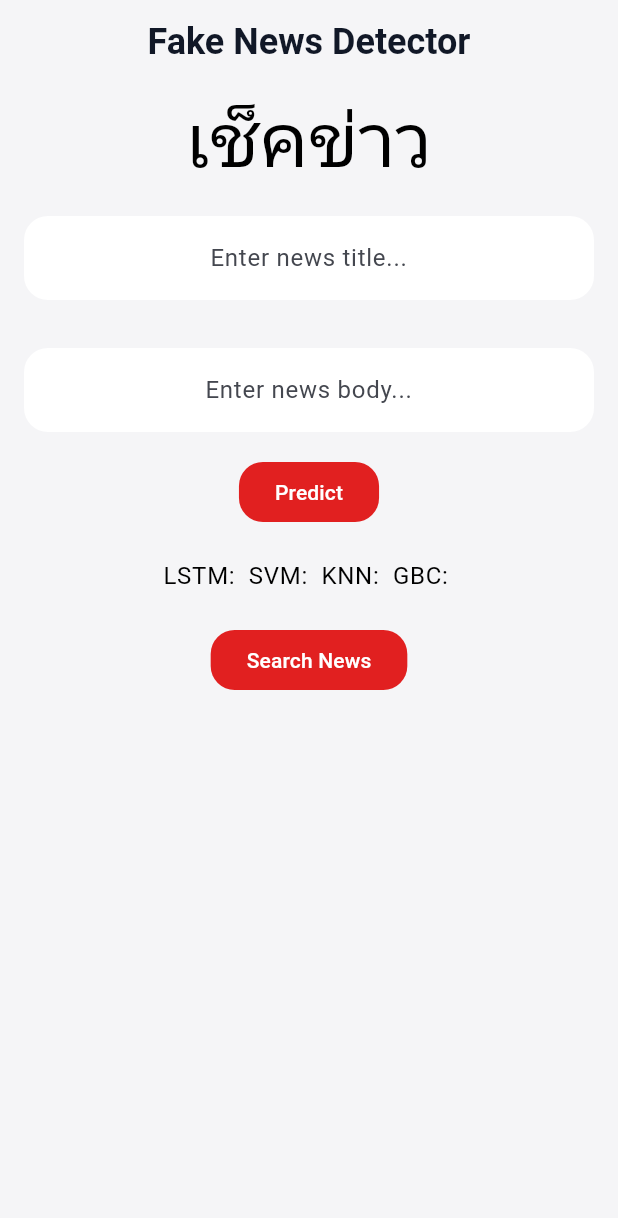
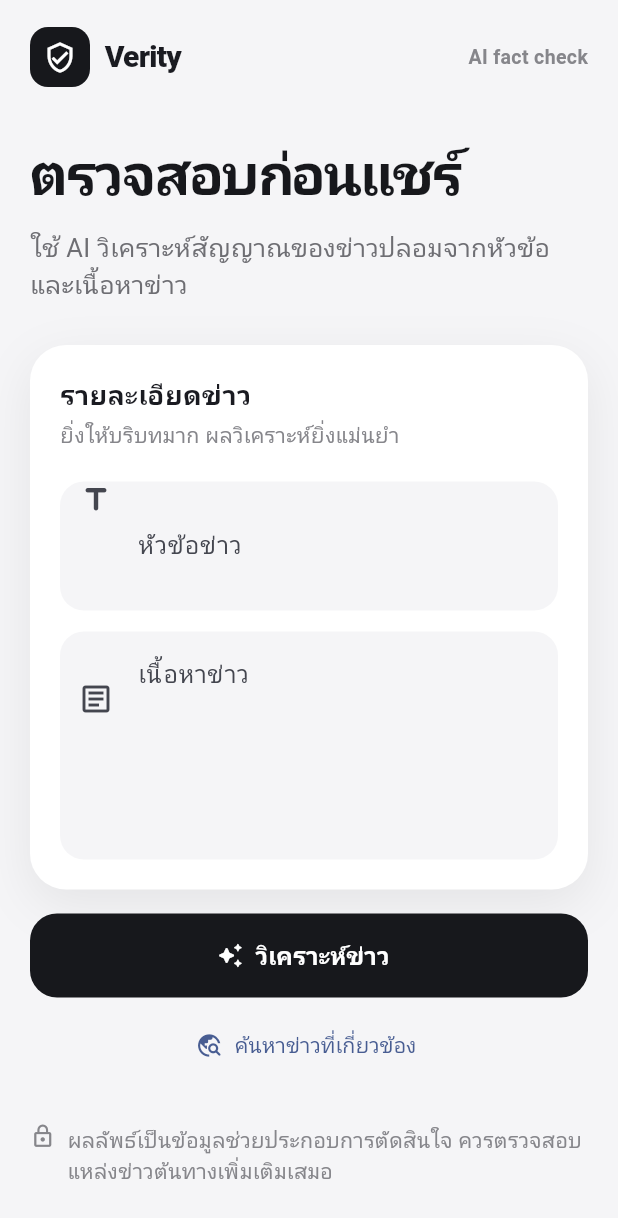
Before and after one commit to ceo561392/app_fakenews, a Flutter app: the screen it shows after launch, on a phone screen of 412 x 824 dp. Shown: the top 1218 px of the screen. Run offline on Flutter 3.47's test engine with Material 3 defaults, Android fonts, the phone set to English and light mode, and no system bars.

Commit message:
Redesign news analysis interface

```diff
--- a/lib/main.dart
+++ b/lib/main.dart
@@ -1,280 +1,230 @@
+import 'dart:convert';
+
 import 'package:flutter/material.dart';
 import 'package:http/http.dart' as http;
-import 'dart:convert';
+
 import 'page_news.dart';
 
-//import 'News.dart';
-void main() {
-  runApp(MyApp());
+void main() => runApp(const FakeNewsApp());
+
+class FakeNewsApp extends StatelessWidget {
+  const FakeNewsApp({super.key});
+
+  @override
+  Widget build(BuildContext context) => MaterialApp(
+        debugShowCheckedModeBanner: false,
+        title: 'Verity',
+        theme: ThemeData(
+          useMaterial3: true,
+          colorScheme: ColorScheme.fromSeed(
+            seedColor: const Color(0xFF17181C),
+            brightness: Brightness.light,
+          ),
+          scaffoldBackgroundColor: const Color(0xFFF5F5F7),
+        ),
+        home: const HomePage(),
+      );
 }
 
-class MyApp extends StatelessWidget {
+class HomePage extends StatefulWidget {
+  const HomePage({super.key});
+
+  @override
+  State<HomePage> createState() => _HomePageState();
+}
+
+class _HomePageState extends State<HomePage> {
+  static const _apiHost = '127.0.0.1:8000';
+  final _titleController = TextEditingController();
+  final _bodyController = TextEditingController();
+  final Map<String, String> _results = {};
+  bool _isLoading = false;
+  String? _error;
+
+  @override
+  void dispose() {
+    _titleController.dispose();
+    _bodyController.dispose();
+    super.dispose();
+  }
+
+  Future<String> _predict(String endpoint) async {
+    final uri = Uri.http(_apiHost, endpoint, {
+      'text': _titleController.text.trim(),
+      'body': _bodyController.text.trim(),
+    });
+    final response = await http.get(uri);
+    if (response.statusCode != 200) {
+      throw Exception('ไม่สามารถเชื่อมต่อระบบวิเคราะห์ได้');
+    }
+    final data = jsonDecode(utf8.decode(response.bodyBytes)) as Map<String, dynamic>;
+    return data['sentiment']?.toString() ?? 'ไม่มีผลลัพธ์';
+  }
+
+  Future<void> _analyse() async {
+    if (_titleController.text.trim().isEmpty || _bodyController.text.trim().isEmpty) {
+      setState(() => _error = 'กรุณากรอกทั้งหัวข้อและเนื้อหาข่าว');
+      return;
+    }
+    setState(() {
+      _isLoading = true;
+      _error = null;
+      _results.clear();
+    });
+    try {
+      final values = await Future.wait([
+        _predict('/predict_tb_lstm'),
+        _predict('/predict_tb_svm'),
+        _predict('/predict_tb_knn'),
+        _predict('/predict_tb_gbc'),
+      ]);
+      if (!mounted) return;
+      setState(() => _results.addAll({
+            'LSTM': values[0],
+            'SVM': values[1],
+            'KNN': values[2],
+            'GBC': values[3],
+          }));
+    } catch (_) {
+      if (mounted) {
+        setState(() => _error = 'เชื่อมต่อ API ไม่สำเร็จ กรุณาตรวจว่า FastAPI ทำงานอยู่ที่พอร์ต 8000');
+      }
+    } finally {
+      if (mounted) setState(() => _isLoading = false);
+    }
+  }
+
+  void _searchNews() {
+    if (_titleController.text.trim().isEmpty) {
+      setState(() => _error = 'กรุณากรอกหัวข้อข่าวก่อนค้นหา');
+      return;
+    }
+    Navigator.push(
+      context,
+      MaterialPageRoute(builder: (_) => NewsWidget(text: _titleController.text.trim())),
+    );
+  }
+
+  @override
+  Widget build(BuildContext context) => Scaffold(
+        body: SafeArea(
+          child: Center(
+            child: ConstrainedBox(
+              constraints: const BoxConstraints(maxWidth: 760),
+              child: ListView(
+                padding: const EdgeInsets.fromLTRB(20, 18, 20, 36),
+                children: [
+                  const _BrandBar(),
+                  const SizedBox(height: 30),
+                  const Text('ตรวจสอบก่อนแชร์', style: TextStyle(fontSize: 38, fontWeight: FontWeight.w800, letterSpacing: -1.4, color: Color(0xFF17181C))),
+                  const SizedBox(height: 10),
+                  const Text('ใช้ AI วิเคราะห์สัญญาณของข่าวปลอมจากหัวข้อและเนื้อหาข่าว', style: TextStyle(fontSize: 17, height: 1.45, color: Color(0xFF6E6E73))),
+                  const SizedBox(height: 28),
+                  _InputCard(titleController: _titleController, bodyController: _bodyController),
+                  const SizedBox(height: 16),
+                  if (_error != null) _Notice(message: _error!),
+                  if (_error != null) const SizedBox(height: 16),
+                  SizedBox(
+                    height: 56,
+                    child: FilledButton.icon(
+                      onPressed: _isLoading ? null : _analyse,
+                      icon: _isLoading ? const SizedBox.square(dimension: 19, child: CircularProgressIndicator(strokeWidth: 2, color: Colors.white)) : const Icon(Icons.auto_awesome_rounded),
+                      label: Text(_isLoading ? 'กำลังวิเคราะห์...' : 'วิเคราะห์ข่าว', style: const TextStyle(fontSize: 16, fontWeight: FontWeight.w700)),
+                      style: FilledButton.styleFrom(backgroundColor: const Color(0xFF17181C), foregroundColor: Colors.white, shape: RoundedRectangleBorder(borderRadius: BorderRadius.circular(18))),
+                    ),
+                  ),
+                  const SizedBox(height: 8),
+                  TextButton.icon(onPressed: _isLoading ? null : _searchNews, icon: const Icon(Icons.travel_explore_rounded), label: const Text('ค้นหาข่าวที่เกี่ยวข้อง')),
+                  if (_results.isNotEmpty) ...[
+                    const SizedBox(height: 26),
+                    const Text('ผลการวิเคราะห์', style: TextStyle(fontSize: 22, fontWeight: FontWeight.w800, color: Color(0xFF17181C))),
+                    const SizedBox(height: 12),
+                    ..._results.entries.map((entry) => _ResultCard(model: entry.key, result: entry.value)),
+                  ],
+                  const SizedBox(height: 28),
+                  const _PrivacyNote(),
+                ],
+              ),
+            ),
+          ),
+        ),
+      );
+}
+
+class _BrandBar extends StatelessWidget {
+  const _BrandBar();
+  @override
+  Widget build(BuildContext context) => const Row(children: [
+        DecoratedBox(decoration: BoxDecoration(color: Color(0xFF17181C), borderRadius: BorderRadius.all(Radius.circular(12))), child: Padding(padding: EdgeInsets.all(9), child: Icon(Icons.verified_user_outlined, color: Colors.white, size: 22))),
+        SizedBox(width: 10),
+        Text('Verity', style: TextStyle(fontWeight: FontWeight.w800, fontSize: 20, letterSpacing: -0.5)),
+        Spacer(),
+        Text('AI fact check', style: TextStyle(color: Color(0xFF86868B), fontSize: 13, fontWeight: FontWeight.w600)),
+      ]);
+}
+
+class _InputCard extends StatelessWidget {
+  const _InputCard({required this.titleController, required this.bodyController});
+  final TextEditingController titleController;
+  final TextEditingController bodyController;
+
+  @override
+  Widget build(BuildContext context) => Container(
+        padding: const EdgeInsets.all(20),
+        decoration: BoxDecoration(color: Colors.white, borderRadius: BorderRadius.circular(24), boxShadow: const [BoxShadow(color: Color(0x12000000), blurRadius: 28, offset: Offset(0, 10))]),
+        child: Column(crossAxisAlignment: CrossAxisAlignment.start, children: [
+          const Text('รายละเอียดข่าว', style: TextStyle(fontSize: 18, fontWeight: FontWeight.w800)),
+          const SizedBox(height: 4),
+          const Text('ยิ่งให้บริบทมาก ผลวิเคราะห์ยิ่งแม่นยำ', style: TextStyle(color: Color(0xFF86868B))),
+          const SizedBox(height: 20),
+          TextField(controller: titleController, textInputAction: TextInputAction.next, decoration: _decoration('หัวข้อข่าว', 'เช่น พบหลักฐานใหม่เกี่ยวกับ...', Icons.title_rounded)),
+          const SizedBox(height: 14),
+          TextField(controller: bodyController, minLines: 5, maxLines: 8, decoration: _decoration('เนื้อหาข่าว', 'วางเนื้อหาข่าวที่ต้องการตรวจสอบ', Icons.article_outlined)),
+        ]),
+      );
+
+  InputDecoration _decoration(String label, String hint, IconData icon) => InputDecoration(
+        labelText: label,
+        hintText: hint,
+        alignLabelWithHint: true,
+        prefixIcon: Padding(padding: const EdgeInsets.only(bottom: 62), child: Icon(icon)),
+        filled: true,
+        fillColor: const Color(0xFFF5F5F7),
+        border: OutlineInputBorder(borderRadius: BorderRadius.circular(16), borderSide: BorderSide.none),
+      );
+}
+
+class _ResultCard extends StatelessWidget {
+  const _ResultCard({required this.model, required this.result});
+  final String model;
+  final String result;
+
   @override
   Widget build(BuildContext context) {
-    return MaterialApp(
-      title: 'Fake News Detector',
-      theme: ThemeData(
-        useMaterial3: true,
-        colorScheme: ColorScheme.fromSeed(seedColor: const Color(0xFF111827), brightness: Brightness.light),
-        scaffoldBackgroundColor: const Color(0xFFF5F5F7),
-        inputDecorationTheme: InputDecorationTheme(
-          filled: true,
-          fillColor: Colors.white,
-          border: OutlineInputBorder(borderRadius: BorderRadius.circular(16), borderSide: BorderSide.none),
-          enabledBorder: OutlineInputBorder(borderRadius: BorderRadius.circular(16), borderSide: BorderSide.none),
-          focusedBorder: OutlineInputBorder(borderRadius: BorderRadius.circular(16), borderSide: const BorderSide(color: Color(0xFF111827), width: 1.5)),
-        ),
-        elevatedButtonTheme: ElevatedButtonThemeData(style: ElevatedButton.styleFrom(shape: RoundedRectangleBorder(borderRadius: BorderRadius.circular(16)), elevation: 0)),
-
-        // ignore: deprecated_member_use
-        backgroundColor: const Color.fromARGB(255, 10, 1, 1),
-        textTheme: TextTheme(
-          titleLarge: TextStyle(
-            color: Color(0xFF111827),
-            fontSize: 24,
-            fontWeight: FontWeight.bold,
-          ),
-          bodyLarge: TextStyle(
-            color: Colors.black,
-            fontSize: 16,
-          ),
-        ),
-      ),
-      home: MyHomePage(),
+    final isSafe = result.toLowerCase().contains('real') || result.contains('จริง');
+    final color = isSafe ? const Color(0xFF16803C) : const Color(0xFFCF3E32);
+    return Container(
+      margin: const EdgeInsets.only(bottom: 10),
+      padding: const EdgeInsets.symmetric(horizontal: 18, vertical: 15),
+      decoration: BoxDecoration(color: Colors.white, borderRadius: BorderRadius.circular(18)),
+      child: Row(children: [
+        Container(width: 38, height: 38, decoration: BoxDecoration(color: color.withOpacity(.12), borderRadius: BorderRadius.circular(12)), child: Icon(isSafe ? Icons.check_rounded : Icons.priority_high_rounded, color: color)),
+        const SizedBox(width: 13),
+        Expanded(child: Column(crossAxisAlignment: CrossAxisAlignment.start, children: [Text(model, style: const TextStyle(fontWeight: FontWeight.w800)), Text(result, style: TextStyle(color: color, fontWeight: FontWeight.w600))])),
+      ]),
     );
   }
 }
 
-class MyHomePage extends StatefulWidget {
+class _Notice extends StatelessWidget {
+  const _Notice({required this.message});
+  final String message;
   @override
-  _MyHomePageState createState() => _MyHomePageState();
+  Widget build(BuildContext context) => Container(padding: const EdgeInsets.all(14), decoration: BoxDecoration(color: const Color(0xFFFFE9E7), borderRadius: BorderRadius.circular(16)), child: Row(children: [const Icon(Icons.info_outline, color: Color(0xFFB42318)), const SizedBox(width: 10), Expanded(child: Text(message, style: const TextStyle(color: Color(0xFF8C1D18)))]));
 }
 
-
-
-class _MyHomePageState extends State<MyHomePage> {
-  final TextEditingController _textEditingController = TextEditingController();
-  final TextEditingController _bodyEditingController = TextEditingController();
-  // ignore: unused_field
-  String _result = '';
-  // ignore: unused_field
-  String _resultsvm = '';
-  // ignore: unused_field
-  String _resultknn = '';
-  // ignore: unused_field
-  String _resultgbc = '';
-  // ignore: unused_field
-  String _news = '';
-  String _result_tblstm = '';
-  String _result_tbsvm = '';
-  String _result_tbknn = '';
-  String _result_tbgbc = '';
-
-
-
-  Future<void> _predictFakeNews(String text) async {
-    final response = await http.get(Uri.parse('http://127.0.0.1:8000/predict?text=$text'));
-    if (response.statusCode == 200) {
-      setState(() {
-        _result = utf8.decode(jsonDecode(response.body)['sentiment'].runes.toList());
-      });
-    } else {
-      throw Exception('Failed to load data');
-    }
-  }
-  Future<void> _predictSVM(String text) async {
-  final response = await http.get(Uri.parse('http://127.0.0.1:8000/predictsvm?text=$text'));
-  if (response.statusCode == 200) {
-    setState(() {
-      _resultsvm = utf8.decode(jsonDecode(response.body)['sentiment'].runes.toList());
-    });
-  } else {
-    throw Exception('Failed to load data');
-  }
+class _PrivacyNote extends StatelessWidget {
+  const _PrivacyNote();
+  @override
+  Widget build(BuildContext context) => const Row(crossAxisAlignment: CrossAxisAlignment.start, children: [Icon(Icons.lock_outline, size: 17, color: Color(0xFF86868B)), SizedBox(width: 8), Expanded(child: Text('ผลลัพธ์เป็นข้อมูลช่วยประกอบการตัดสินใจ ควรตรวจสอบแหล่งข่าวต้นทางเพิ่มเติมเสมอ', style: TextStyle(color: Color(0xFF86868B), height: 1.45)))]);
 }
-  Future<void> _predictKNN(String text) async {
-  final response = await http.get(Uri.parse('http://127.0.0.1:8000/predictknn?text=$text'));
-  if (response.statusCode == 200) {
-    setState(() {
-      _resultknn = utf8.decode(jsonDecode(response.body)['sentiment'].runes.toList());
-    });
-  } else {
-    throw Exception('Failed to load data');
-  }
-}
-  Future<void> _predictGBC(String text) async {
-  final response = await http.get(Uri.parse('http://127.0.0.1:8000/predictgbc?text=$text'));
-  if (response.statusCode == 200) {
-    setState(() {
-      _resultgbc = utf8.decode(jsonDecode(response.body)['sentiment'].runes.toList());
-    });
-  } else {
-    throw Exception('Failed to load data');
-  }
-}
-  Future<void> _searchNews(String text) async {
-  final response = await http.get(Uri.parse('http://127.0.0.1:8000/search_news?text=$text'));
-  if (response.statusCode == 200) {
-
-    setState(() {
-      _news = utf8.decode(jsonDecode(response.body)['news'].runes.toList());
-    });
-  } else {
-    throw Exception('Failed to load data');
-  }
-}
-//////////////////////////////////////////////////////////////////////////
-
-   Future<void> _predict_tb_lstm(String text,String body) async {
-    final response = await http.get(Uri.parse('http://127.0.0.1:8000/predict_tb_lstm?text=$text&body=$body'));
-    if (response.statusCode == 200) {
-      setState(() {
-        _result_tblstm = utf8.decode(jsonDecode(response.body)['sentiment'].runes.toList());
-      });
-    } else {
-      throw Exception('Failed to load data');
-    }
-  }
-
-  Future<void> _predict_tb_svm(String text,String body) async {
-    final response = await http.get(Uri.parse('http://127.0.0.1:8000/predict_tb_svm?text=$text&body=$body'));
-    if (response.statusCode == 200) {
-      setState(() {
-        _result_tbsvm = utf8.decode(jsonDecode(response.body)['sentiment'].runes.toList());
-      });
-    } else {
-      throw Exception('Failed to load data');
-    }
-  }
-
-  Future<void> _predict_tb_knn(String text,String body) async {
-    final response = await http.get(Uri.parse('http://127.0.0.1:8000/predict_tb_knn?text=$text&body=$body'));
-    if (response.statusCode == 200) {
-      setState(() {
-        _result_tbknn = utf8.decode(jsonDecode(response.body)['sentiment'].runes.toList());
-      });
-    } else {
-      throw Exception('Failed to load data');
-    }
-  }
-
-  Future<void> _predict_tb_gbc(String text,String body) async {
-    final response = await http.get(Uri.parse('http://127.0.0.1:8000/predict_tb_gbc?text=$text&body=$body'));
-    if (response.statusCode == 200) {
-      setState(() {
-        _result_tbgbc = utf8.decode(jsonDecode(response.body)['sentiment'].runes.toList());
-      });
-    } else {
-      throw Exception('Failed to load data');
-    }
-  }
-
-
-
-
-
-
-
-/////////////////////////////////////////////////////////////////////////////
-
-
-
-  @override
-  Widget build(BuildContext context) {
-    return Scaffold(
-      appBar: AppBar(
-        title: Text(
-          'Fake News Detector',
-          style: Theme.of(context).textTheme.titleLarge,
-        ),
-        centerTitle: true,
-        elevation: 0,
-        backgroundColor: Colors.transparent,
-        foregroundColor: const Color(0xFF111827),
-      ),
-      backgroundColor: const Color(0xFFF5F5F7),
-      body: Center(
-        child: Column(
-          crossAxisAlignment: CrossAxisAlignment.center,
-          //mainAxisAlignment: MainAxisAlignment.center,
-          children: <Widget>[
-
-            const Text(
-              'เช็คข่าว',
-              style:TextStyle(
-              fontSize: 50,
-              color:Color.fromARGB(255, 0, 0, 0)
-              )),
-            Padding(
-              padding: EdgeInsets.all(16.0),
-              child: TextField(
-                controller: _textEditingController,
-                textAlign: TextAlign.center,
-                decoration: const InputDecoration(
-                  hintText: 'Enter news title...',
-                  border: OutlineInputBorder(),
-                ),
-              ),
-            ),
-            Padding(
-              padding: EdgeInsets.all(16.0),
-              child: TextField(
-                controller: _bodyEditingController,
-                textAlign: TextAlign.center,
-                decoration: const InputDecoration(
-                  hintText: 'Enter news body...',
-                  border: OutlineInputBorder(),
-                ),
-              ),
-            ),
-            ElevatedButton(
-              onPressed: () {
-                _predict_tb_lstm(_textEditingController.text,_bodyEditingController.text);
-                _predict_tb_svm(_textEditingController.text,_bodyEditingController.text);
-                _predict_tb_knn(_textEditingController.text,_bodyEditingController.text);
-                _predict_tb_gbc(_textEditingController.text,_bodyEditingController.text);
-              },
-              child:  Text(
-                'Predict',
-                style: TextStyle(color: Colors.white),
-              ),
-              style: ElevatedButton.styleFrom(
-                // ignore: deprecated_member_use
-                backgroundColor: Color.fromARGB(222, 222, 0, 0)
-              ),
-            ),
-            // ignore: prefer_const_constructors
-            SizedBox(height: 20),
-            Text(
-              'LSTM: $_result_tblstm SVM: $_result_tbsvm KNN: $_result_tbknn GBC: $_result_tbgbc',
-
-              style: Theme.of(context).textTheme.bodyLarge,
-            ),
-            SizedBox(height: 20),
-
-            ElevatedButton(
-              onPressed: () {
-                _searchNews(_textEditingController.text);
-                Navigator.push(
-                  context,
-                  MaterialPageRoute(builder: (context) => NewsWidget(text: _textEditingController.text,)),
-    );
-              },
-              child:  Text(
-                'Search News',
-                style: TextStyle(color: Colors.white),
-              ),
-              style: ElevatedButton.styleFrom(
-                // ignore: deprecated_member_use
-                backgroundColor: Color.fromARGB(222, 222, 0, 0)
-              ),
-            ),
-
-            SizedBox(height: 20),
-
-          ],
-        ),
-      ),
-    );
-  }
-}
```
